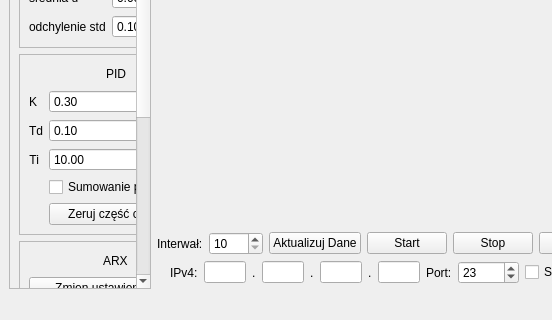
micjaw310589/piSUAR-server, file mainwindow.ui: the form before one commit; both pictures show x 0 to 552 and y 280 to 600 of the 800 by 600 pixel window.
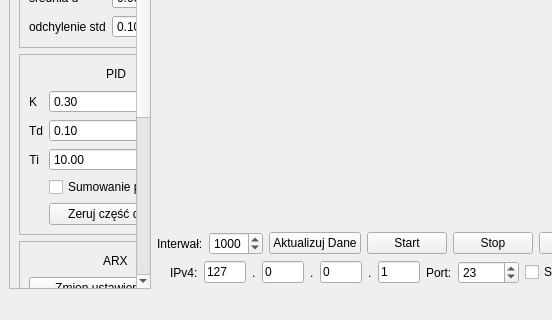
The form after the commit.

The edit to the form file:
```diff
--- a/mainwindow.ui
+++ b/mainwindow.ui
@@ -641,6 +641,9 @@
             <property name="singleStep">
              <number>1</number>
             </property>
+            <property name="value">
+             <number>1000</number>
+            </property>
            </widget>
           </item>
           <item>
@@ -762,7 +765,11 @@
            </widget>
           </item>
           <item>
-           <widget class="QLineEdit" name="txtIP_A"/>
+           <widget class="QLineEdit" name="txtIP_A">
+            <property name="text">
+             <string>127</string>
+            </property>
+           </widget>
           </item>
           <item>
            <widget class="QLabel" name="label_20">
@@ -772,7 +779,11 @@
            </widget>
           </item>
           <item>
-           <widget class="QLineEdit" name="txtIP_B"/>
+           <widget class="QLineEdit" name="txtIP_B">
+            <property name="text">
+             <string>0</string>
+            </property>
+           </widget>
           </item>
           <item>
            <widget class="QLabel" name="label_21">
@@ -782,7 +793,11 @@
            </widget>
           </item>
           <item>
-           <widget class="QLineEdit" name="txtIP_C"/>
+           <widget class="QLineEdit" name="txtIP_C">
+            <property name="text">
+             <string>0</string>
+            </property>
+           </widget>
           </item>
           <item>
            <widget class="QLabel" name="label_22">
@@ -792,7 +807,11 @@
            </widget>
           </item>
           <item>
-           <widget class="QLineEdit" name="txtIP_D"/>
+           <widget class="QLineEdit" name="txtIP_D">
+            <property name="text">
+             <string>1</string>
+            </property>
+           </widget>
           </item>
           <item>
            <spacer name="horizontalSpacer_4">
```
